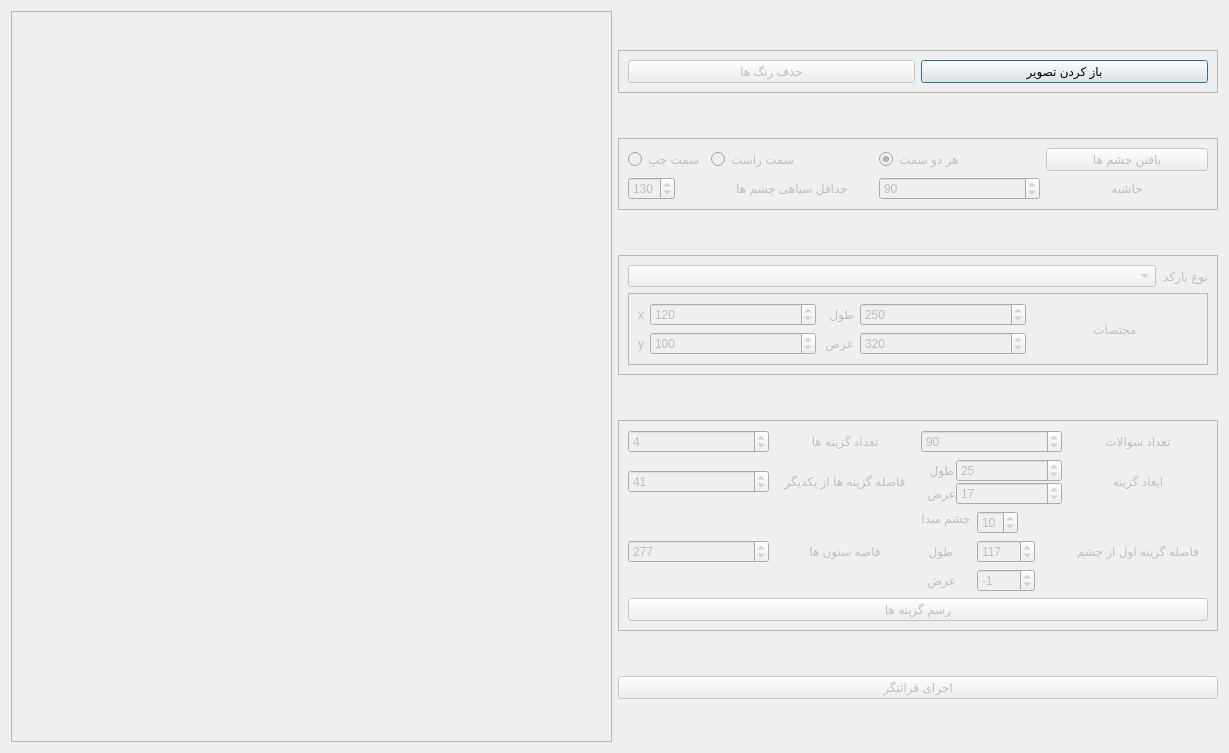
Above: createform.ui from pouya-codes/OMR before the change. Below: the same form after it.
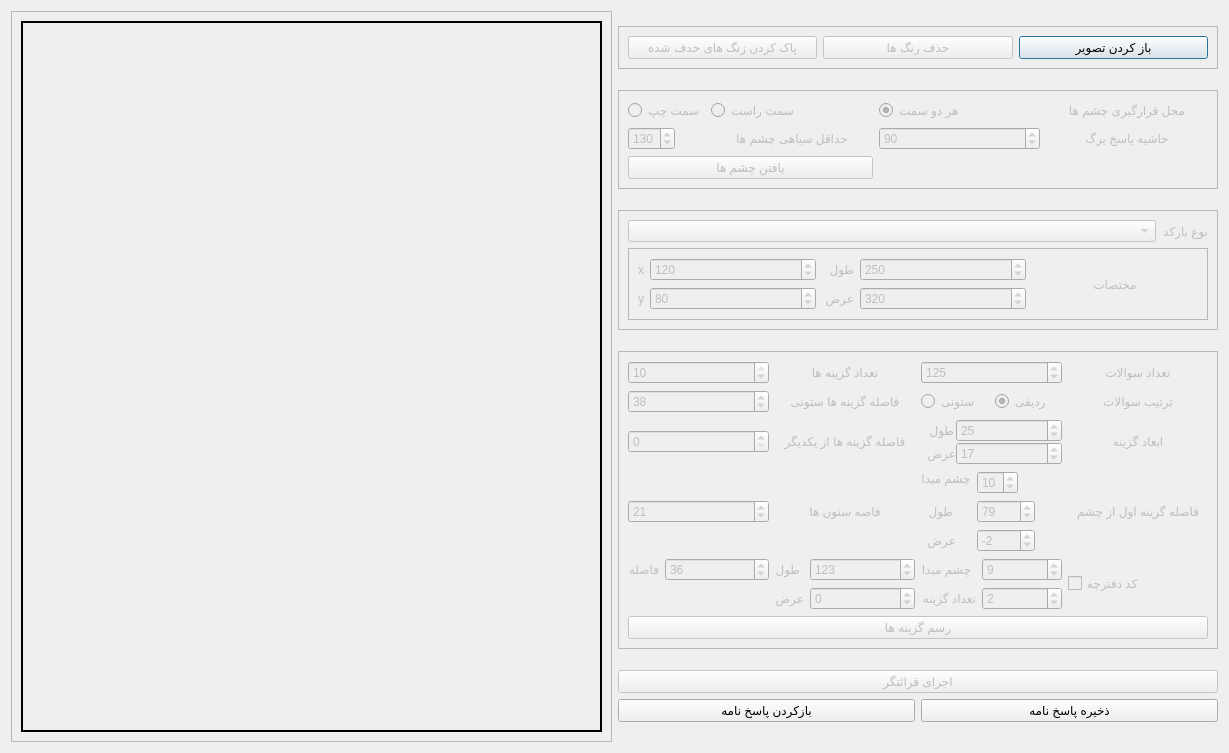
That is the form after the change.

Commit message: Added Save and Load Sheets, Added Column order Questions

```diff
--- a/createform.ui
+++ b/createform.ui
@@ -40,6 +40,16 @@
         <enum>QFrame::Raised</enum>
        </property>
        <layout class="QHBoxLayout" name="horizontalLayout_2">
+        <item>
+         <widget class="QPushButton" name="pushButton_clearOmitedColors">
+          <property name="enabled">
+           <bool>false</bool>
+          </property>
+          <property name="text">
+           <string>پاک کردن زنگ های حدف شده</string>
+          </property>
+         </widget>
+        </item>
         <item>
          <widget class="QPushButton" name="pb_removeColors">
           <property name="enabled">
@@ -74,6 +84,9 @@
          <verstretch>0</verstretch>
         </sizepolicy>
        </property>
+       <property name="styleSheet">
+        <string notr="true"/>
+       </property>
        <property name="frameShape">
         <enum>QFrame::StyledPanel</enum>
        </property>
@@ -81,10 +94,25 @@
         <enum>QFrame::Raised</enum>
        </property>
        <layout class="QGridLayout" name="gridLayout_6">
-        <item row="0" column="3">
-         <widget class="QPushButton" name="pb_findEyes">
-          <property name="text">
-           <string>یافتن چشم ها</string>
+        <item row="1" column="2">
+         <widget class="QSpinBox" name="le_EyePad">
+          <property name="sizePolicy">
+           <sizepolicy hsizetype="Minimum" vsizetype="Fixed">
+            <horstretch>0</horstretch>
+            <verstretch>0</verstretch>
+           </sizepolicy>
+          </property>
+          <property name="maximum">
+           <number>150</number>
+          </property>
+          <property name="singleStep">
+           <number>5</number>
+          </property>
+          <property name="value">
+           <number>90</number>
+          </property>
+          <property name="" stdset="0">
+           <string>90</string>
           </property>
          </widget>
         </item>
@@ -121,35 +149,13 @@
            </sizepolicy>
           </property>
           <property name="text">
-           <string>حاشیه</string>
+           <string>حاشیه پاسخ برگ</string>
           </property>
           <property name="alignment">
            <set>Qt::AlignCenter</set>
           </property>
          </widget>
         </item>
-        <item row="1" column="2">
-         <widget class="QSpinBox" name="le_EyePad">
-          <property name="sizePolicy">
-           <sizepolicy hsizetype="Minimum" vsizetype="Fixed">
-            <horstretch>0</horstretch>
-            <verstretch>0</verstretch>
-           </sizepolicy>
-          </property>
-          <property stdset="0">
-           <string>90</string>
-          </property>
-          <property name="maximum">
-           <number>110</number>
-          </property>
-          <property name="singleStep">
-           <number>5</number>
-          </property>
-          <property name="value">
-           <number>90</number>
-          </property>
-         </widget>
-        </item>
         <item row="1" column="1">
          <widget class="QLabel" name="label_15">
           <property name="text">
@@ -180,6 +186,26 @@
           <property name="value">
            <number>130</number>
           </property>
+          <property name="" stdset="0">
+           <string>130</string>
+          </property>
+         </widget>
+        </item>
+        <item row="2" column="0" colspan="2">
+         <widget class="QPushButton" name="pb_findEyes">
+          <property name="text">
+           <string>یافتن چشم ها</string>
+          </property>
+         </widget>
+        </item>
+        <item row="0" column="3">
+         <widget class="QLabel" name="label_16">
+          <property name="text">
+           <string>محل قرارگیری چشم ها</string>
+          </property>
+          <property name="alignment">
+           <set>Qt::AlignCenter</set>
+          </property>
          </widget>
         </item>
        </layout>
@@ -205,6 +231,9 @@
        <layout class="QGridLayout" name="gridLayout_4">
         <item row="1" column="0" colspan="2">
          <widget class="QFrame" name="frame_3">
+          <property name="enabled">
+           <bool>false</bool>
+          </property>
           <property name="sizePolicy">
            <sizepolicy hsizetype="Preferred" vsizetype="Fixed">
             <horstretch>0</horstretch>
@@ -239,18 +268,18 @@
                <verstretch>0</verstretch>
               </sizepolicy>
              </property>
-             <property stdset="0">
+             <property name="maximum">
+              <number>1000</number>
+             </property>
+             <property name="singleStep">
+              <number>5</number>
+             </property>
+             <property name="value">
+              <number>80</number>
+             </property>
+             <property name="" stdset="0">
               <string>100</string>
              </property>
-             <property name="maximum">
-              <number>1000</number>
-             </property>
-             <property name="singleStep">
-              <number>5</number>
-             </property>
-             <property name="value">
-              <number>100</number>
-             </property>
             </widget>
            </item>
            <item row="1" column="2">
@@ -284,6 +313,9 @@
            </item>
            <item row="0" column="3">
             <widget class="QSpinBox" name="le_barcode_height">
+             <property name="enabled">
+              <bool>false</bool>
+             </property>
              <property name="sizePolicy">
               <sizepolicy hsizetype="Minimum" vsizetype="Fixed">
                <horstretch>0</horstretch>
@@ -402,138 +434,14 @@
         <enum>QFrame::Raised</enum>
        </property>
        <layout class="QGridLayout" name="gridLayout_3">
-        <item row="2" column="0">
-         <widget class="QSpinBox" name="le_distanceChoiceChoice">
-          <property name="sizePolicy">
-           <sizepolicy hsizetype="Minimum" vsizetype="Fixed">
-            <horstretch>0</horstretch>
-            <verstretch>0</verstretch>
-           </sizepolicy>
-          </property>
-          <property stdset="0">
-           <string>41</string>
-          </property>
+        <item row="1" column="0">
+         <widget class="QSpinBox" name="spinBox_rowDistance">
           <property name="value">
-           <number>41</number>
+           <number>38</number>
           </property>
          </widget>
         </item>
-        <item row="0" column="3">
-         <widget class="QLabel" name="label_4">
-          <property name="sizePolicy">
-           <sizepolicy hsizetype="Preferred" vsizetype="Fixed">
-            <horstretch>0</horstretch>
-            <verstretch>0</verstretch>
-           </sizepolicy>
-          </property>
-          <property name="text">
-           <string>تعداد سوالات</string>
-          </property>
-          <property name="alignment">
-           <set>Qt::AlignCenter</set>
-          </property>
-         </widget>
-        </item>
-        <item row="0" column="1">
-         <widget class="QLabel" name="label_5">
-          <property name="sizePolicy">
-           <sizepolicy hsizetype="Preferred" vsizetype="Fixed">
-            <horstretch>0</horstretch>
-            <verstretch>0</verstretch>
-           </sizepolicy>
-          </property>
-          <property name="text">
-           <string>تعداد گزینه ها</string>
-          </property>
-          <property name="alignment">
-           <set>Qt::AlignCenter</set>
-          </property>
-         </widget>
-        </item>
-        <item row="3" column="1">
-         <widget class="QLabel" name="label_10">
-          <property name="sizePolicy">
-           <sizepolicy hsizetype="Preferred" vsizetype="Fixed">
-            <horstretch>0</horstretch>
-            <verstretch>0</verstretch>
-           </sizepolicy>
-          </property>
-          <property name="text">
-           <string>فاصه ستون ها</string>
-          </property>
-          <property name="alignment">
-           <set>Qt::AlignCenter</set>
-          </property>
-         </widget>
-        </item>
-        <item row="3" column="0">
-         <widget class="QSpinBox" name="le_distanceColumns">
-          <property name="sizePolicy">
-           <sizepolicy hsizetype="Minimum" vsizetype="Fixed">
-            <horstretch>0</horstretch>
-            <verstretch>0</verstretch>
-           </sizepolicy>
-          </property>
-          <property stdset="0">
-           <string>277</string>
-          </property>
-          <property name="maximum">
-           <number>1000</number>
-          </property>
-          <property name="value">
-           <number>277</number>
-          </property>
-         </widget>
-        </item>
-        <item row="2" column="1">
-         <widget class="QLabel" name="label_8">
-          <property name="sizePolicy">
-           <sizepolicy hsizetype="Preferred" vsizetype="Fixed">
-            <horstretch>0</horstretch>
-            <verstretch>0</verstretch>
-           </sizepolicy>
-          </property>
-          <property name="text">
-           <string>فاصله گزینه ها از یکدیگر</string>
-          </property>
-          <property name="alignment">
-           <set>Qt::AlignCenter</set>
-          </property>
-         </widget>
-        </item>
-        <item row="3" column="3">
-         <widget class="QLabel" name="label_7">
-          <property name="sizePolicy">
-           <sizepolicy hsizetype="Preferred" vsizetype="Fixed">
-            <horstretch>0</horstretch>
-            <verstretch>0</verstretch>
-           </sizepolicy>
-          </property>
-          <property name="text">
-           <string>فاصله گزینه اول از چشم</string>
-          </property>
-          <property name="alignment">
-           <set>Qt::AlignCenter</set>
-          </property>
-         </widget>
-        </item>
-        <item row="2" column="3">
-         <widget class="QLabel" name="label_9">
-          <property name="sizePolicy">
-           <sizepolicy hsizetype="Preferred" vsizetype="Fixed">
-            <horstretch>0</horstretch>
-            <verstretch>0</verstretch>
-           </sizepolicy>
-          </property>
-          <property name="text">
-           <string>ابعاد گزینه</string>
-          </property>
-          <property name="alignment">
-           <set>Qt::AlignCenter</set>
-          </property>
-         </widget>
-        </item>
-        <item row="3" column="2">
+        <item row="4" column="2">
          <layout class="QFormLayout" name="formLayout_6">
           <item row="0" column="0">
            <widget class="QLabel" name="label_2">
@@ -588,18 +496,18 @@
               <verstretch>0</verstretch>
              </sizepolicy>
             </property>
-            <property stdset="0">
+            <property name="minimum">
+             <number>-1000</number>
+            </property>
+            <property name="maximum">
+             <number>1000</number>
+            </property>
+            <property name="value">
+             <number>79</number>
+            </property>
+            <property name="" stdset="0">
              <string>117</string>
             </property>
-            <property name="minimum">
-             <number>-1000</number>
-            </property>
-            <property name="maximum">
-             <number>1000</number>
-            </property>
-            <property name="value">
-             <number>117</number>
-            </property>
            </widget>
           </item>
           <item row="2" column="0">
@@ -623,23 +531,23 @@
               <verstretch>0</verstretch>
              </sizepolicy>
             </property>
-            <property stdset="0">
+            <property name="minimum">
+             <number>-1000</number>
+            </property>
+            <property name="maximum">
+             <number>1000</number>
+            </property>
+            <property name="value">
+             <number>-2</number>
+            </property>
+            <property name="" stdset="0">
              <string>-1</string>
             </property>
-            <property name="minimum">
-             <number>-1000</number>
-            </property>
-            <property name="maximum">
-             <number>1000</number>
-            </property>
-            <property name="value">
-             <number>-1</number>
-            </property>
            </widget>
           </item>
          </layout>
         </item>
-        <item row="2" column="2">
+        <item row="3" column="2">
          <layout class="QFormLayout" name="formLayout_2">
           <property name="sizeConstraint">
            <enum>QLayout::SetMinimumSize</enum>
@@ -722,6 +630,47 @@
           </item>
          </layout>
         </item>
+        <item row="1" column="2">
+         <layout class="QHBoxLayout" name="horizontalLayout_4">
+          <item>
+           <widget class="QRadioButton" name="radioButton_column">
+            <property name="text">
+             <string>ستونی</string>
+            </property>
+           </widget>
+          </item>
+          <item>
+           <widget class="QRadioButton" name="radioButton_row">
+            <property name="text">
+             <string>ردیفی</string>
+            </property>
+            <property name="checked">
+             <bool>true</bool>
+            </property>
+           </widget>
+          </item>
+         </layout>
+        </item>
+        <item row="1" column="3">
+         <widget class="QLabel" name="label_17">
+          <property name="text">
+           <string>ترتیب سوالات</string>
+          </property>
+          <property name="alignment">
+           <set>Qt::AlignCenter</set>
+          </property>
+         </widget>
+        </item>
+        <item row="1" column="1">
+         <widget class="QLabel" name="label_18">
+          <property name="text">
+           <string>فاصله گزینه ها ستونی</string>
+          </property>
+          <property name="alignment">
+           <set>Qt::AlignCenter</set>
+          </property>
+         </widget>
+        </item>
         <item row="0" column="2">
          <widget class="QSpinBox" name="le_numberOfquestions">
           <property name="sizePolicy">
@@ -737,7 +686,74 @@
            <number>300</number>
           </property>
           <property name="value">
-           <number>90</number>
+           <number>125</number>
+          </property>
+          <property name="" stdset="0">
+           <string>90</string>
+          </property>
+         </widget>
+        </item>
+        <item row="4" column="1">
+         <widget class="QLabel" name="label_10">
+          <property name="sizePolicy">
+           <sizepolicy hsizetype="Preferred" vsizetype="Fixed">
+            <horstretch>0</horstretch>
+            <verstretch>0</verstretch>
+           </sizepolicy>
+          </property>
+          <property name="text">
+           <string>فاصه ستون ها</string>
+          </property>
+          <property name="alignment">
+           <set>Qt::AlignCenter</set>
+          </property>
+         </widget>
+        </item>
+        <item row="3" column="1">
+         <widget class="QLabel" name="label_8">
+          <property name="sizePolicy">
+           <sizepolicy hsizetype="Preferred" vsizetype="Fixed">
+            <horstretch>0</horstretch>
+            <verstretch>0</verstretch>
+           </sizepolicy>
+          </property>
+          <property name="text">
+           <string>فاصله گزینه ها از یکدیگر</string>
+          </property>
+          <property name="alignment">
+           <set>Qt::AlignCenter</set>
+          </property>
+         </widget>
+        </item>
+        <item row="3" column="0">
+         <widget class="QSpinBox" name="le_distanceChoiceChoice">
+          <property name="sizePolicy">
+           <sizepolicy hsizetype="Minimum" vsizetype="Fixed">
+            <horstretch>0</horstretch>
+            <verstretch>0</verstretch>
+           </sizepolicy>
+          </property>
+          <property name="value">
+           <number>0</number>
+          </property>
+          <property name="" stdset="0">
+           <string>41</string>
+          </property>
+         </widget>
+        </item>
+        <item row="0" column="3">
+         <widget class="QLabel" name="label_4">
+          <property name="sizePolicy">
+           <sizepolicy hsizetype="Preferred" vsizetype="Fixed">
+            <horstretch>0</horstretch>
+            <verstretch>0</verstretch>
+           </sizepolicy>
+          </property>
+          <property name="text">
+           <string>تعداد سوالات</string>
+          </property>
+          <property name="alignment">
+           <set>Qt::AlignCenter</set>
           </property>
          </widget>
         </item>
@@ -749,18 +765,82 @@
             <verstretch>0</verstretch>
            </sizepolicy>
           </property>
-          <property stdset="0">
+          <property name="maximum">
+           <number>10</number>
+          </property>
+          <property name="value">
+           <number>10</number>
+          </property>
+          <property name="" stdset="0">
            <string>4</string>
           </property>
+         </widget>
+        </item>
+        <item row="4" column="3">
+         <widget class="QLabel" name="label_7">
+          <property name="sizePolicy">
+           <sizepolicy hsizetype="Preferred" vsizetype="Fixed">
+            <horstretch>0</horstretch>
+            <verstretch>0</verstretch>
+           </sizepolicy>
+          </property>
+          <property name="text">
+           <string>فاصله گزینه اول از چشم</string>
+          </property>
+          <property name="alignment">
+           <set>Qt::AlignCenter</set>
+          </property>
+         </widget>
+        </item>
+        <item row="0" column="1">
+         <widget class="QLabel" name="label_5">
+          <property name="sizePolicy">
+           <sizepolicy hsizetype="Preferred" vsizetype="Fixed">
+            <horstretch>0</horstretch>
+            <verstretch>0</verstretch>
+           </sizepolicy>
+          </property>
+          <property name="text">
+           <string>تعداد گزینه ها</string>
+          </property>
+          <property name="alignment">
+           <set>Qt::AlignCenter</set>
+          </property>
+         </widget>
+        </item>
+        <item row="4" column="0">
+         <widget class="QSpinBox" name="le_distanceColumns">
+          <property name="sizePolicy">
+           <sizepolicy hsizetype="Minimum" vsizetype="Fixed">
+            <horstretch>0</horstretch>
+            <verstretch>0</verstretch>
+           </sizepolicy>
+          </property>
           <property name="maximum">
-           <number>6</number>
+           <number>1000</number>
           </property>
           <property name="value">
-           <number>4</number>
+           <number>21</number>
           </property>
          </widget>
         </item>
-        <item row="4" column="0" colspan="4">
+        <item row="3" column="3">
+         <widget class="QLabel" name="label_9">
+          <property name="sizePolicy">
+           <sizepolicy hsizetype="Preferred" vsizetype="Fixed">
+            <horstretch>0</horstretch>
+            <verstretch>0</verstretch>
+           </sizepolicy>
+          </property>
+          <property name="text">
+           <string>ابعاد گزینه</string>
+          </property>
+          <property name="alignment">
+           <set>Qt::AlignCenter</set>
+          </property>
+         </widget>
+        </item>
+        <item row="6" column="0" colspan="4">
          <widget class="QPushButton" name="pushButton">
           <property name="sizePolicy">
            <sizepolicy hsizetype="Minimum" vsizetype="Fixed">
@@ -773,6 +853,107 @@
           </property>
          </widget>
         </item>
+        <item row="5" column="2">
+         <layout class="QFormLayout" name="formLayout">
+          <item row="0" column="0">
+           <widget class="QLabel" name="Label_5">
+            <property name="text">
+             <string>چشم مبدا</string>
+            </property>
+           </widget>
+          </item>
+          <item row="0" column="1">
+           <widget class="QSpinBox" name="SpinBox_code_refrenceEye">
+            <property name="value">
+             <number>9</number>
+            </property>
+           </widget>
+          </item>
+          <item row="1" column="0">
+           <widget class="QLabel" name="Label_8">
+            <property name="text">
+             <string>تعداد گزینه</string>
+            </property>
+           </widget>
+          </item>
+          <item row="1" column="1">
+           <widget class="QSpinBox" name="SpinBox_code_numChoice">
+            <property name="value">
+             <number>2</number>
+            </property>
+           </widget>
+          </item>
+         </layout>
+        </item>
+        <item row="5" column="3">
+         <widget class="QCheckBox" name="checkBox_code">
+          <property name="text">
+           <string>کد دفترچه</string>
+          </property>
+         </widget>
+        </item>
+        <item row="5" column="1">
+         <layout class="QFormLayout" name="formLayout_4">
+          <item row="0" column="0">
+           <widget class="QLabel" name="Label_6">
+            <property name="text">
+             <string>طول</string>
+            </property>
+           </widget>
+          </item>
+          <item row="0" column="1">
+           <widget class="QSpinBox" name="SpinBox_code_width">
+            <property name="maximum">
+             <number>200</number>
+            </property>
+            <property name="value">
+             <number>123</number>
+            </property>
+           </widget>
+          </item>
+          <item row="1" column="0">
+           <widget class="QLabel" name="Label_7">
+            <property name="text">
+             <string>عرض</string>
+            </property>
+           </widget>
+          </item>
+          <item row="1" column="1">
+           <widget class="QSpinBox" name="SpinBox_code_height">
+            <property name="minimum">
+             <number>-100</number>
+            </property>
+            <property name="maximum">
+             <number>200</number>
+            </property>
+            <property name="value">
+             <number>0</number>
+            </property>
+           </widget>
+          </item>
+         </layout>
+        </item>
+        <item row="5" column="0">
+         <layout class="QFormLayout" name="formLayout_5">
+          <item row="0" column="0">
+           <widget class="QLabel" name="Label_9">
+            <property name="text">
+             <string>فاصله</string>
+            </property>
+           </widget>
+          </item>
+          <item row="0" column="1">
+           <widget class="QSpinBox" name="SpinBox_code_distance">
+            <property name="maximum">
+             <number>200</number>
+            </property>
+            <property name="value">
+             <number>36</number>
+            </property>
+           </widget>
+          </item>
+         </layout>
+        </item>
        </layout>
       </widget>
      </item>
@@ -781,6 +962,24 @@
        <property name="sizeConstraint">
         <enum>QLayout::SetMaximumSize</enum>
        </property>
+       <item row="9" column="0">
+        <layout class="QHBoxLayout" name="horizontalLayout_8">
+         <item>
+          <widget class="QPushButton" name="pushButton_load">
+           <property name="text">
+            <string>بازکردن پاسخ نامه</string>
+           </property>
+          </widget>
+         </item>
+         <item>
+          <widget class="QPushButton" name="pushButton_save">
+           <property name="text">
+            <string>ذخیره پاسخ نامه</string>
+           </property>
+          </widget>
+         </item>
+        </layout>
+       </item>
        <item row="8" column="0">
         <widget class="QPushButton" name="pushButton_2">
          <property name="enabled">
@@ -818,6 +1017,9 @@
           <verstretch>0</verstretch>
          </sizepolicy>
         </property>
+        <property name="styleSheet">
+         <string notr="true">border: 2px solid black</string>
+        </property>
         <property name="text">
          <string/>
         </property>
```
Left out of the diff: 50 changed lines with no effect on the pictures. The commit also changes 11 other files.
